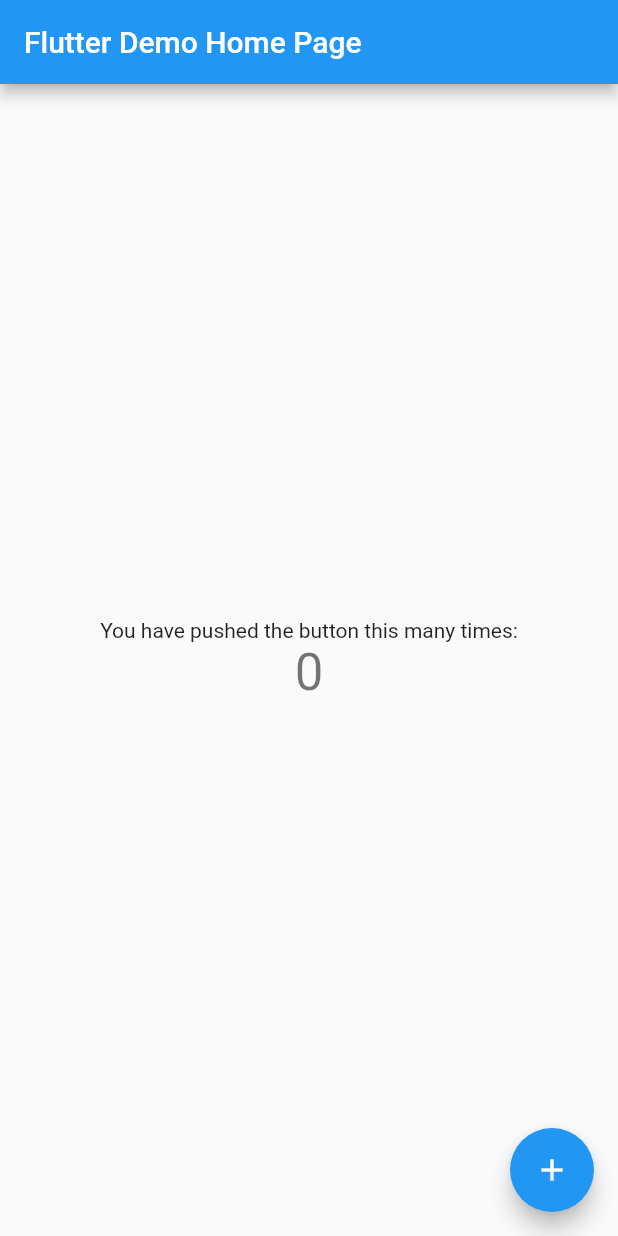
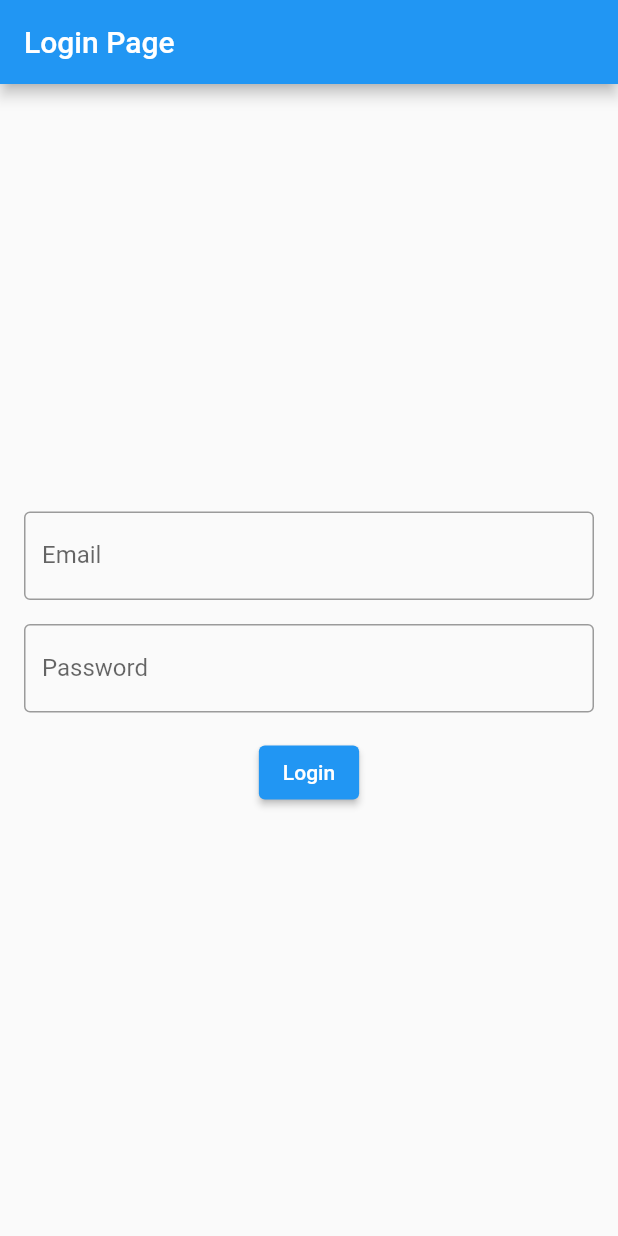
Before and after one commit to RishiVaya/TaxiMate, a Flutter app: the screen it shows after launch, on a phone screen of 412 x 824 dp. Run offline on Flutter 3.47's test engine with Material 2 defaults, Android fonts, the phone set to English and light mode, and no system bars.

Commit message:
Added login page

```diff
--- a/lib/main.dart
+++ b/lib/main.dart
@@ -1,4 +1,5 @@
 import 'package:flutter/material.dart';
+import 'pages/login_page.dart';
 
 void main() {
   runApp(const MyApp());
@@ -24,7 +25,7 @@
         // is not restarted.
         primarySwatch: Colors.blue,
       ),
-      home: const MyHomePage(title: 'Flutter Demo Home Page'),
+      home: LoginPage(),
     );
   }
 }
--- /dev/null
+++ b/lib/pages/login_page.dart
@@ -0,0 +1,53 @@
+import 'package:flutter/material.dart';
+
+class LoginPage extends StatefulWidget {
+  const LoginPage({super.key});
+
+  @override
+  State<LoginPage> createState() => _LoginPageState();
+}
+
+class _LoginPageState extends State<LoginPage> {
+  final TextEditingController emailController = TextEditingController();
+  final TextEditingController passwordController = TextEditingController();
+
+  @override
+  Widget build(BuildContext context) {
+    return Scaffold(
+      appBar: AppBar(
+        title: const Text('Login Page'),
+      ),
+      body: Padding(
+        padding: const EdgeInsets.all(16.0),
+        child: Column(
+          mainAxisAlignment: MainAxisAlignment.center,
+          children: <Widget>[
+            TextFormField(
+              controller: emailController,
+              decoration: const InputDecoration(
+                labelText: 'Email',
+                border: OutlineInputBorder(),
+              ),
+            ),
+            const SizedBox(height: 16.0),
+            TextFormField(
+              controller: passwordController,
+              decoration: const InputDecoration(
+                labelText: 'Password',
+                border: OutlineInputBorder(),
+              ),
+              obscureText: true,
+            ),
+            const SizedBox(height: 16.0),
+            ElevatedButton(
+              onPressed: () {
+                setState(() {});
+              },
+              child: const Text('Login'),
+            ),
+          ],
+        ),
+      ),
+    );
+  }
+}
```
